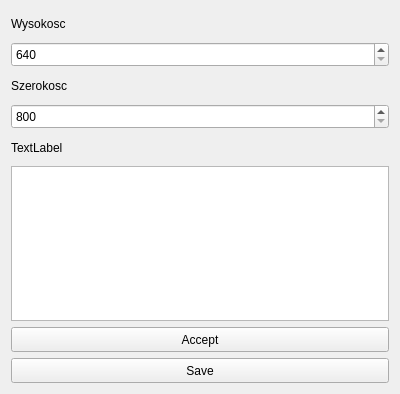
Kornacy/HG20_Shell, file gui/ui/settings.ui: the form before one commit.
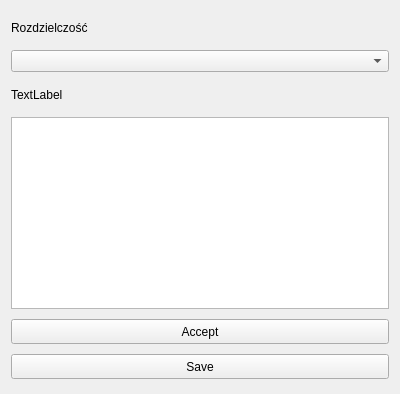
The form after the commit.

Commit message: feat: combobox resolution

Diff of the .ui file:
```diff
--- a/gui/ui/settings.ui
+++ b/gui/ui/settings.ui
@@ -14,108 +14,7 @@
    <string>Form</string>
   </property>
   <layout class="QGridLayout" name="gridLayout">
-   <item row="0" column="0">
-    <widget class="QLabel" name="label_2">
-     <property name="sizePolicy">
-      <sizepolicy hsizetype="Expanding" vsizetype="Fixed">
-       <horstretch>0</horstretch>
-       <verstretch>0</verstretch>
-      </sizepolicy>
-     </property>
-     <property name="minimumSize">
-      <size>
-       <width>0</width>
-       <height>25</height>
-      </size>
-     </property>
-     <property name="text">
-      <string>Wysokosc</string>
-     </property>
-    </widget>
-   </item>
-   <item row="1" column="0">
-    <widget class="QSpinBox" name="heightSpinBox">
-     <property name="sizePolicy">
-      <sizepolicy hsizetype="Expanding" vsizetype="Fixed">
-       <horstretch>0</horstretch>
-       <verstretch>0</verstretch>
-      </sizepolicy>
-     </property>
-     <property name="minimumSize">
-      <size>
-       <width>0</width>
-       <height>25</height>
-      </size>
-     </property>
-     <property name="minimum">
-      <number>640</number>
-     </property>
-     <property name="maximum">
-      <number>1080</number>
-     </property>
-    </widget>
-   </item>
-   <item row="2" column="0">
-    <widget class="QLabel" name="label_3">
-     <property name="sizePolicy">
-      <sizepolicy hsizetype="Expanding" vsizetype="Fixed">
-       <horstretch>0</horstretch>
-       <verstretch>0</verstretch>
-      </sizepolicy>
-     </property>
-     <property name="minimumSize">
-      <size>
-       <width>0</width>
-       <height>25</height>
-      </size>
-     </property>
-     <property name="text">
-      <string>Szerokosc</string>
-     </property>
-    </widget>
-   </item>
    <item row="3" column="0">
-    <widget class="QSpinBox" name="widthSpinBox">
-     <property name="sizePolicy">
-      <sizepolicy hsizetype="Expanding" vsizetype="Fixed">
-       <horstretch>0</horstretch>
-       <verstretch>0</verstretch>
-      </sizepolicy>
-     </property>
-     <property name="minimumSize">
-      <size>
-       <width>0</width>
-       <height>25</height>
-      </size>
-     </property>
-     <property name="minimum">
-      <number>800</number>
-     </property>
-     <property name="maximum">
-      <number>1920</number>
-     </property>
-    </widget>
-   </item>
-   <item row="4" column="0">
-    <widget class="QLabel" name="label">
-     <property name="sizePolicy">
-      <sizepolicy hsizetype="Expanding" vsizetype="Fixed">
-       <horstretch>0</horstretch>
-       <verstretch>0</verstretch>
-      </sizepolicy>
-     </property>
-     <property name="minimumSize">
-      <size>
-       <width>0</width>
-       <height>25</height>
-      </size>
-     </property>
-     <property name="text">
-      <string>TextLabel</string>
-     </property>
-    </widget>
-   </item>
-   <item row="5" column="0">
     <widget class="QTextEdit" name="textEdit">
      <property name="sizePolicy">
       <sizepolicy hsizetype="Expanding" vsizetype="Fixed">
@@ -131,7 +30,10 @@
      </property>
     </widget>
    </item>
-   <item row="6" column="0">
+   <item row="1" column="0">
+    <widget class="QComboBox" name="resComboBox"/>
+   </item>
+   <item row="4" column="0">
     <widget class="QPushButton" name="acceptButton">
      <property name="sizePolicy">
       <sizepolicy hsizetype="Expanding" vsizetype="Fixed">
@@ -150,7 +52,7 @@
      </property>
     </widget>
    </item>
-   <item row="7" column="0">
+   <item row="5" column="0">
     <widget class="QPushButton" name="saveButton">
      <property name="sizePolicy">
       <sizepolicy hsizetype="Expanding" vsizetype="Fixed">
@@ -169,6 +71,44 @@
      </property>
     </widget>
    </item>
+   <item row="0" column="0">
+    <widget class="QLabel" name="label_2">
+     <property name="sizePolicy">
+      <sizepolicy hsizetype="Expanding" vsizetype="Fixed">
+       <horstretch>0</horstretch>
+       <verstretch>0</verstretch>
+      </sizepolicy>
+     </property>
+     <property name="minimumSize">
+      <size>
+       <width>0</width>
+       <height>25</height>
+      </size>
+     </property>
+     <property name="text">
+      <string>Rozdzielczość</string>
+     </property>
+    </widget>
+   </item>
+   <item row="2" column="0">
+    <widget class="QLabel" name="label">
+     <property name="sizePolicy">
+      <sizepolicy hsizetype="Expanding" vsizetype="Fixed">
+       <horstretch>0</horstretch>
+       <verstretch>0</verstretch>
+      </sizepolicy>
+     </property>
+     <property name="minimumSize">
+      <size>
+       <width>0</width>
+       <height>25</height>
+      </size>
+     </property>
+     <property name="text">
+      <string>TextLabel</string>
+     </property>
+    </widget>
+   </item>
   </layout>
  </widget>
  <resources/>
```
The commit also changes 2 other files.
